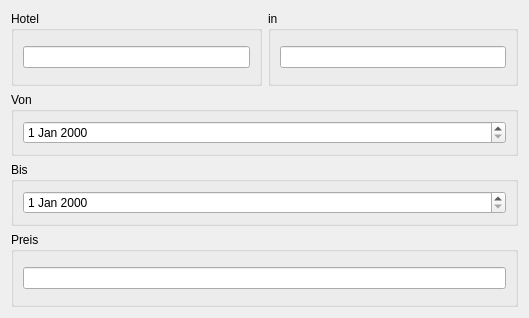
This is src/ui/hotelbookingui.ui in Bloeckchengrafik/pg2_1 as Qt 5 draws it before an edit. The edited form follows.
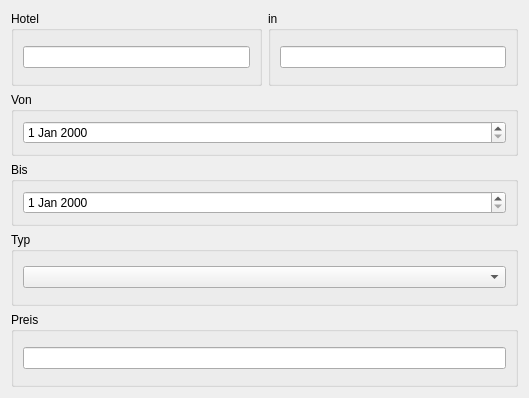
This is the edited form.

```diff
--- a/src/ui/hotelbookingui.ui
+++ b/src/ui/hotelbookingui.ui
@@ -7,13 +7,13 @@
     <x>0</x>
     <y>0</y>
     <width>529</width>
-    <height>318</height>
+    <height>398</height>
    </rect>
   </property>
   <property name="minimumSize">
    <size>
     <width>529</width>
-    <height>318</height>
+    <height>398</height>
    </size>
   </property>
   <property name="windowTitle">
@@ -76,6 +76,18 @@
      </item>
     </layout>
    </item>
+   <item>
+    <widget class="QGroupBox" name="groupBox_6">
+     <property name="title">
+      <string>Typ</string>
+     </property>
+     <layout class="QHBoxLayout" name="horizontalLayout_2">
+      <item>
+       <widget class="QComboBox" name="type"/>
+      </item>
+     </layout>
+    </widget>
+   </item>
    <item>
     <widget class="QGroupBox" name="groupBox_5">
      <property name="title">
```
